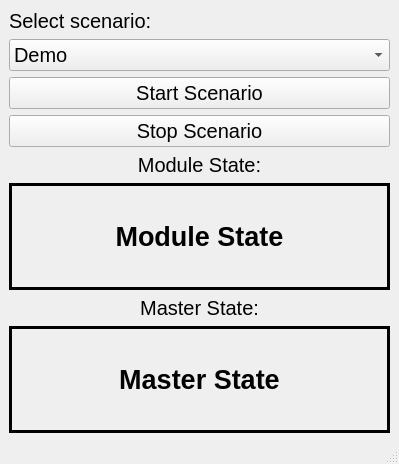
The window that modules/siminterface/widget/siminterface.ui (tud-hri/joan) describes before a commit, drawn with Qt 5.
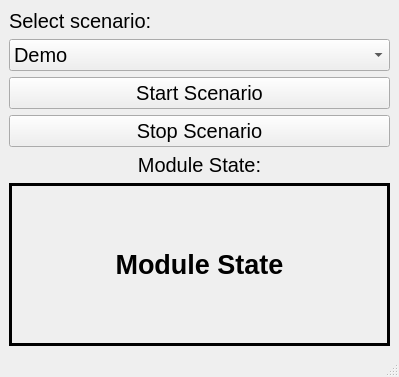
The same window after the commit.

```diff
--- a/modules/siminterface/widget/siminterface.ui
+++ b/modules/siminterface/widget/siminterface.ui
@@ -7,7 +7,7 @@
     <x>0</x>
     <y>0</y>
     <width>399</width>
-    <height>464</height>
+    <height>377</height>
    </rect>
   </property>
   <property name="windowTitle">
@@ -129,53 +129,6 @@
       </property>
      </widget>
     </item>
-    <item row="3" column="0">
-     <widget class="QLabel" name="lblMasterstatetitle">
-      <property name="font">
-       <font>
-        <pointsize>15</pointsize>
-       </font>
-      </property>
-      <property name="text">
-       <string>Master State:</string>
-      </property>
-      <property name="alignment">
-       <set>Qt::AlignCenter</set>
-      </property>
-     </widget>
-    </item>
-    <item row="4" column="0">
-     <widget class="QLabel" name="lblState">
-      <property name="enabled">
-       <bool>true</bool>
-      </property>
-      <property name="sizePolicy">
-       <sizepolicy hsizetype="Preferred" vsizetype="Preferred">
-        <horstretch>0</horstretch>
-        <verstretch>4</verstretch>
-       </sizepolicy>
-      </property>
-      <property name="font">
-       <font>
-        <pointsize>20</pointsize>
-        <weight>75</weight>
-        <bold>true</bold>
-       </font>
-      </property>
-      <property name="frameShape">
-       <enum>QFrame::Box</enum>
-      </property>
-      <property name="lineWidth">
-       <number>3</number>
-      </property>
-      <property name="text">
-       <string>Master State</string>
-      </property>
-      <property name="alignment">
-       <set>Qt::AlignCenter</set>
-      </property>
-     </widget>
-    </item>
    </layout>
   </widget>
   <widget class="QMenuBar" name="menubar">
```
